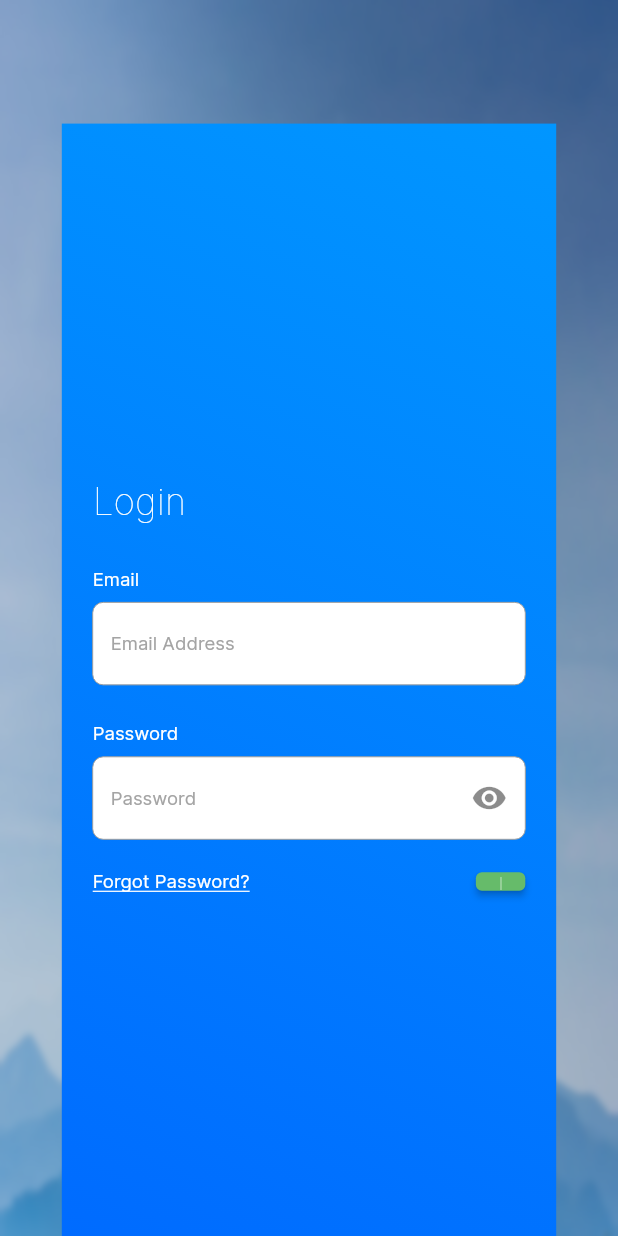
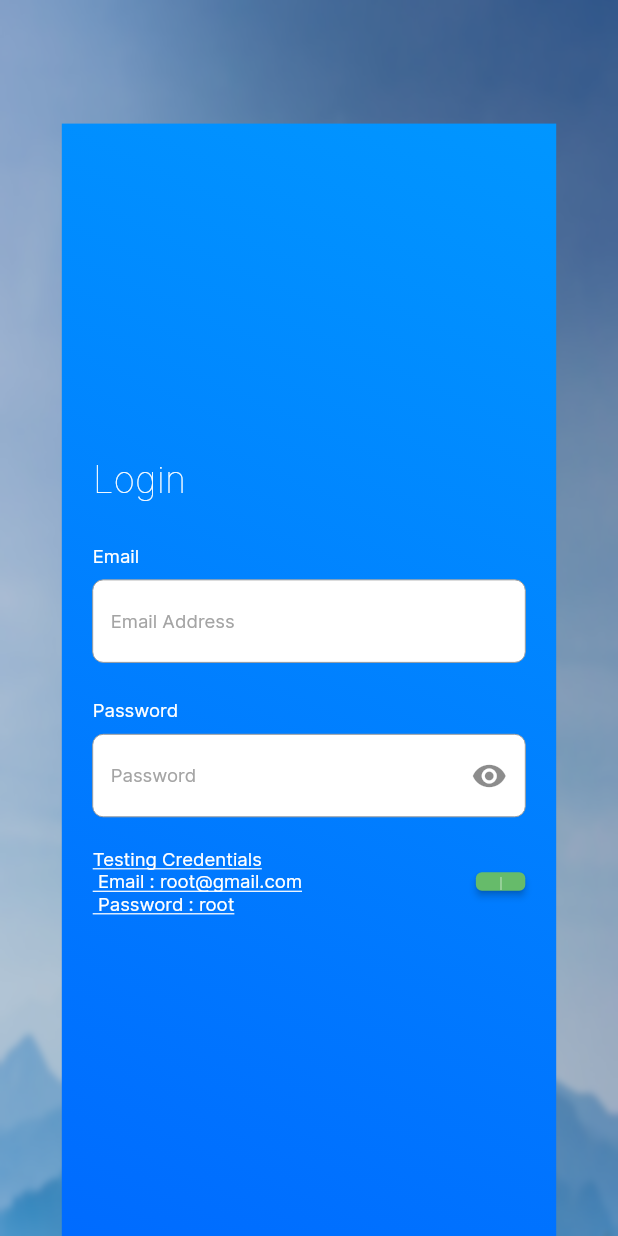
Before and after one commit to techiebenny/student-companion-application, a Flutter app: the screen it shows after launch, on a phone screen of 412 x 824 dp. Run offline on Flutter 3.47's test engine with Material 2 defaults, Android fonts, the phone set to English and light mode, and no system bars; our stand-ins replace firebase_core, firebase_storage, flutter_easyloading, image_picker, pull_to_refresh, shared_preferences; missing offline and left inert: dart:html; accounts and stored records are empty.

Commit message:
Added testing credentials

```diff
--- a/lib/screens/login/localwidgets/loginform.dart
+++ b/lib/screens/login/localwidgets/loginform.dart
@@ -175,12 +175,12 @@ class _RootLoginFormState extends State<RootLoginForm> {
                       children: [
                         Container(
                             child: MouseRegion(
-                                cursor: SystemMouseCursors.click,
+                                cursor: SystemMouseCursors.text,
                                 child: GestureDetector(
                                     onTap: () {
-                                      print("Click on Forgot Password");
+                                      print("Click on credentials");
                                     },
-                                    child: Text("Forgot Password?",
+                                    child: Text("Testing Credentials \n Email : root@gmail.com \n Password : root",
                                         style: TextStyle(
                                             color: Colors.white,
                                             fontSize: s.height * 0.015,
```
